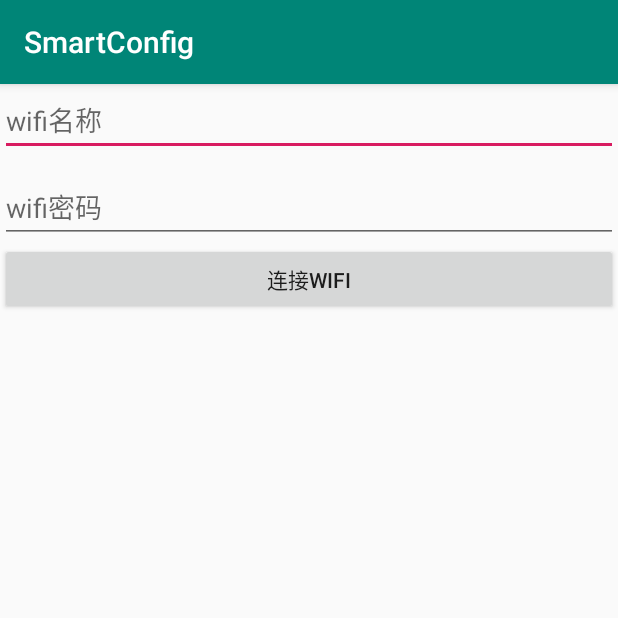
After one commit to wenjiangit/SmartConfig, an Android app: the WifiActivity screen opened directly, with no data from a screen before it, on a phone screen of 412 x 824 dp, the top half of it. The commit adds this screen. Run offline under Robolectric (Android 15) with nearby library versions, the phone set to English and light mode, and no system bars.

Commit message:
测试Wi-Fi连接

```diff
--- a/app/src/main/java/com/tcl/smartconfig/MainActivity.java
+++ b/app/src/main/java/com/tcl/smartconfig/MainActivity.java
@@ -1,5 +1,6 @@
 package com.tcl.smartconfig;
 
+import android.content.Intent;
 import android.os.Bundle;
 import android.support.v7.app.AppCompatActivity;
 import android.util.Log;
@@ -52,4 +53,8 @@ public class MainActivity extends AppCompatActivity implements ConfigStateListen
     public void onConfigFinish(ConfigResult result) {
         Log.i(TAG, "onConfigFinish: " + result);
     }
+
+    public void connectWifi(View view) {
+        startActivity(new Intent(this,WifiActivity.class));
+    }
 }
--- /dev/null
+++ b/app/src/main/java/com/tcl/smartconfig/WifiActivity.java
@@ -0,0 +1,49 @@
+package com.tcl.smartconfig;
+
+import android.Manifest;
+import android.support.v4.app.ActivityCompat;
+import android.support.v7.app.AppCompatActivity;
+import android.os.Bundle;
+import android.view.View;
+import android.widget.EditText;
+
+import com.tcl.smartconfig.sdk.WifiHelper;
+
+public class WifiActivity extends AppCompatActivity {
+
+    private EditText mEditSsid;
+    private EditText mEditPwd;
+
+    @Override
+    protected void onCreate(Bundle savedInstanceState) {
+        super.onCreate(savedInstanceState);
+        setContentView(R.layout.activity_wifi);
+
+        mEditSsid = findViewById(R.id.edit_ssid);
+        mEditPwd = findViewById(R.id.edit_pwd);
+
+        final WifiHelper helper = new WifiHelper(this);
+        helper.openWifi();
+
+
+        ActivityCompat.requestPermissions(this,new String[]{
+                Manifest.permission.ACCESS_FINE_LOCATION,
+                Manifest.permission.ACCESS_WIFI_STATE,
+                Manifest.permission.CHANGE_WIFI_STATE,
+
+        },100);
+
+
+        findViewById(R.id.bt_connect)
+                .setOnClickListener(new View.OnClickListener() {
+                    @Override
+                    public void onClick(View v) {
+                        final String ssid = mEditSsid.getText().toString().trim();
+                        final String pwd = mEditPwd.getText().toString().trim();
+                        helper.connect(pwd,ssid);
+                    }
+                });
+
+
+    }
+}
--- /dev/null
+++ b/app/src/main/res/layout/activity_wifi.xml
@@ -0,0 +1,31 @@
+<?xml version="1.0" encoding="utf-8"?>
+<LinearLayout xmlns:android="http://schemas.android.com/apk/res/android"
+    xmlns:app="http://schemas.android.com/apk/res-auto"
+    xmlns:tools="http://schemas.android.com/tools"
+    android:layout_width="match_parent"
+    android:layout_height="match_parent"
+    android:orientation="vertical"
+    tools:context=".WifiActivity">
+
+
+    <EditText
+        android:id="@+id/edit_ssid"
+        android:hint="wifi名称"
+        android:layout_width="match_parent"
+        android:layout_height="wrap_content" />
+
+    <EditText
+        android:id="@+id/edit_pwd"
+        android:layout_marginTop="10dp"
+        android:hint="wifi密码"
+        android:layout_width="match_parent"
+        android:layout_height="wrap_content" />
+
+
+    <Button
+        android:id="@+id/bt_connect"
+        android:text="连接wifi"
+        android:layout_width="match_parent"
+        android:layout_height="wrap_content" />
+
+</LinearLayout>
```
Also changed, not shown: app/src/main/AndroidManifest.xml (+12 -0 lines), app/src/main/java/com/tcl/smartconfig/sdk/WifiHelper.java (added, +85 -0 lines), app/src/main/res/layout/activity_main.xml (+12 -5 lines).
